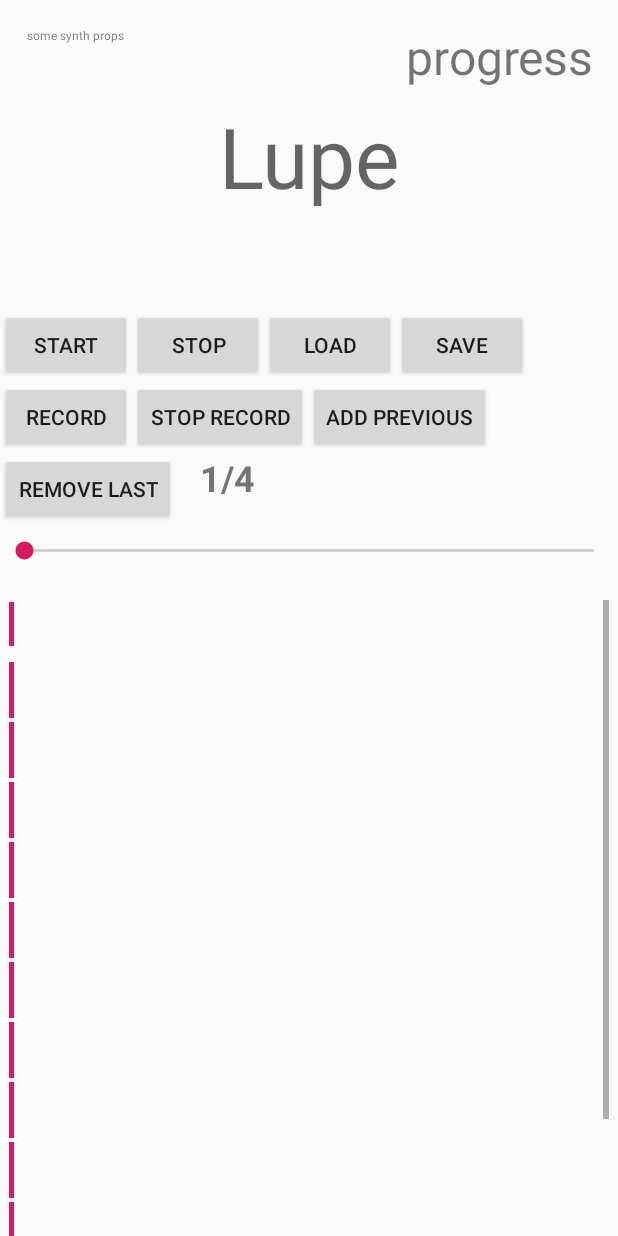
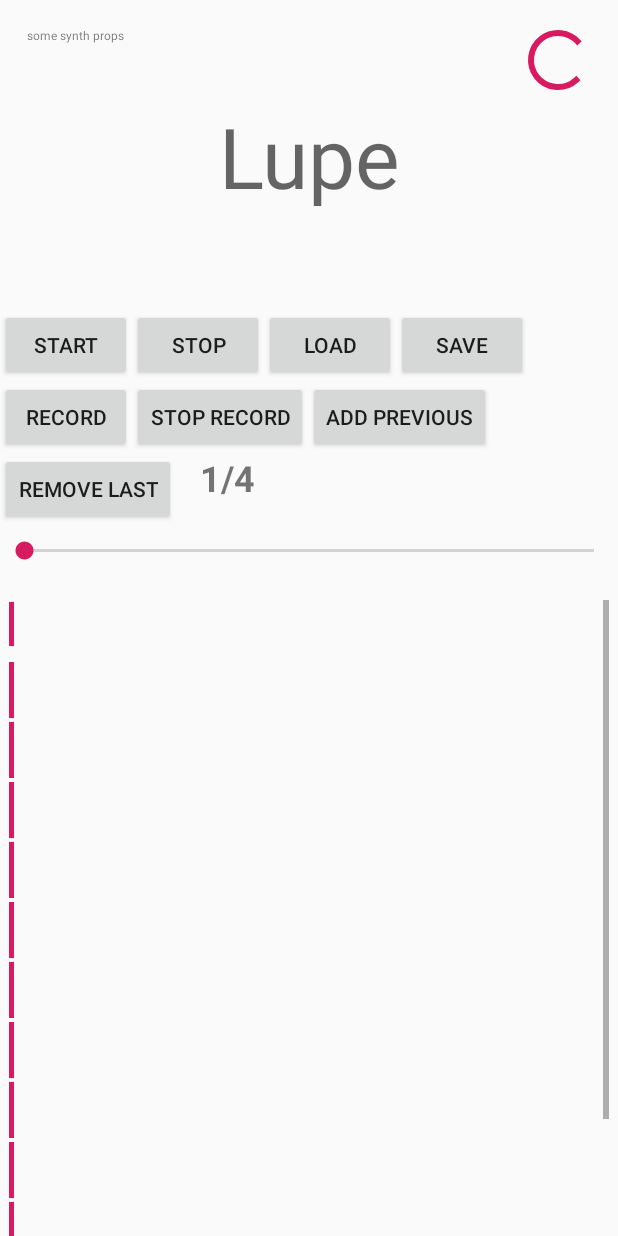
Before and after one commit to djonus/lupe, an Android app: the layout activity_main.xml on its own in the app's theme, with its tools: preview values and no code run, on a phone screen of 412 x 824 dp. Run offline under Robolectric (Android 15) with nearby library versions, the phone set to English and light mode, and no system bars.

Commit message:
UI: use progress bar on files IO

```diff
--- a/app/src/main/res/layout/activity_main.xml
+++ b/app/src/main/res/layout/activity_main.xml
@@ -35,15 +35,15 @@
         app:layout_constraintTop_toTopOf="@id/synth_pad"
         tools:text="some synth props" />
 
-    <TextView
-        android:id="@+id/tv_loading"
+    <ProgressBar
+        android:id="@+id/progress_io"
         android:layout_width="wrap_content"
         android:layout_height="wrap_content"
         android:padding="16dp"
-        android:textSize="32dp"
+        android:visibility="gone"
         app:layout_constraintEnd_toEndOf="parent"
         app:layout_constraintTop_toTopOf="parent"
-        tools:text="progress" />
+        tools:visibility="visible" />
 
     <com.google.android.flexbox.FlexboxLayout
         android:id="@+id/box_controls"
```
Also changed, not shown: app/src/main/java/com/djonus/lupe/MainActivity.kt (+5 -4 lines).
